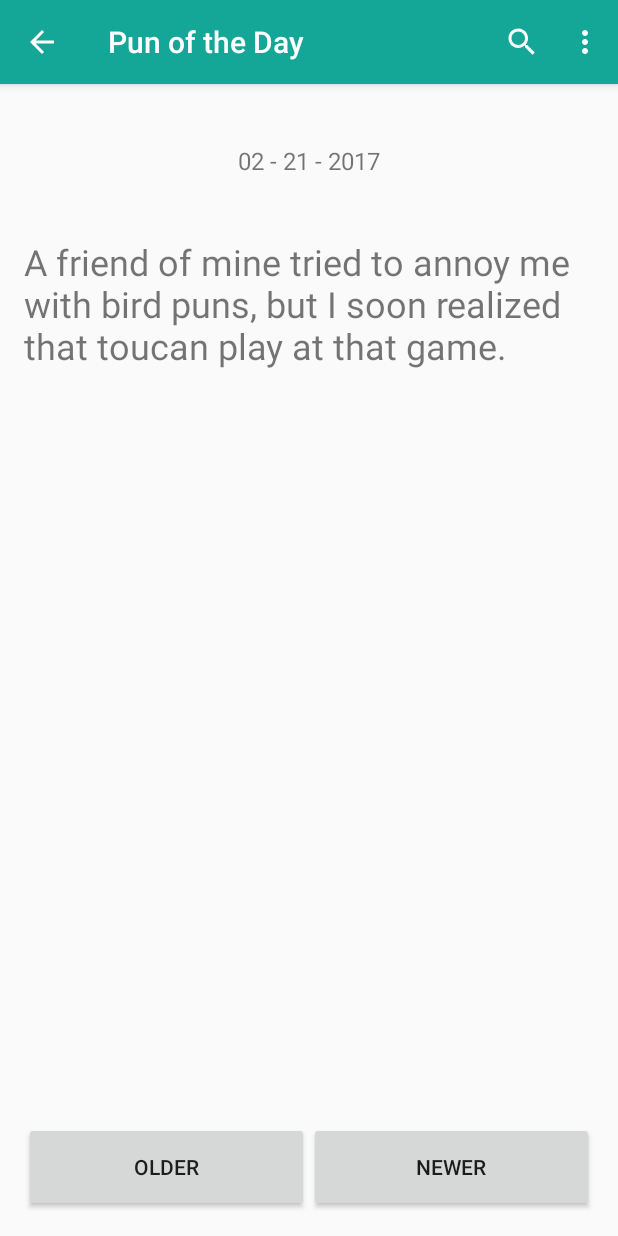
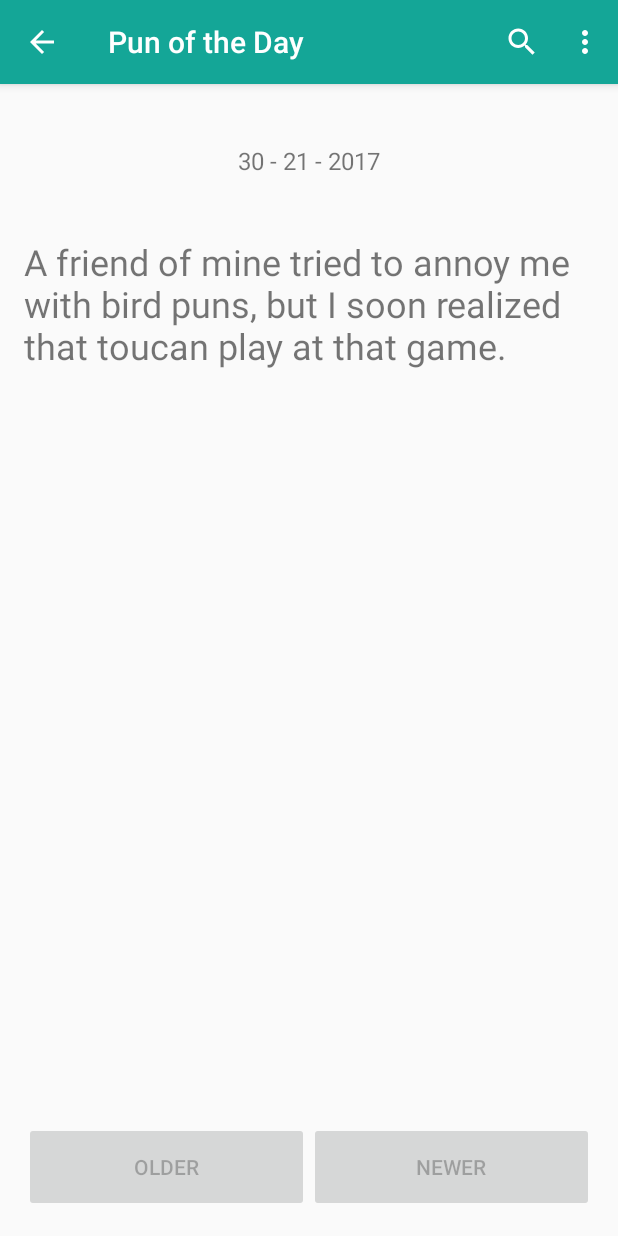
Before and after one commit to sinzianag/vanilla, an Android app: the screen it shows after launch (MainActivity), after a tap on "PUN OF THE DAY", on a phone screen of 412 x 824 dp. Run offline under Robolectric (Android 15) with nearby library versions, the phone set to English and light mode, and no system bars.

Commit message:
Navigating pun of the day - part i

```diff
--- a/app/src/main/java/me/sinziana/vanilla/PunUtils.java
+++ b/app/src/main/java/me/sinziana/vanilla/PunUtils.java
@@ -80,4 +80,9 @@ public class PunUtils {
     public static String getTodayString() {
         return new SimpleDateFormat(DATE_FORMAT).format(new Date());
     }
+
+    public String getDateWithOffset() {
+        // TODO
+        return null;
+    }
 }
--- a/app/src/main/java/me/sinziana/vanilla/screens/PunOfTheDay.java
+++ b/app/src/main/java/me/sinziana/vanilla/screens/PunOfTheDay.java
@@ -36,15 +36,20 @@ import android.widget.TextView;
 
 import java.text.SimpleDateFormat;
 import java.util.Date;
+import java.util.concurrent.TimeoutException;
 
 import me.sinziana.vanilla.DbPunStorage;
+import me.sinziana.vanilla.PunUtils;
 import me.sinziana.vanilla.R;
 
 public class PunOfTheDay extends Fragment {
 
-   public PunOfTheDay() {
+    private int _punOffset;
+    private TextView _pun;
+    private TextView _date;
 
-   }
+    private Button _olderButton;
+    private Button _newerButton;
 
     @Override
     public void onCreate(Bundle savedInstanceState) {
@@ -65,24 +70,80 @@ public class PunOfTheDay extends Fragment {
     @Override
     public View onCreateView(LayoutInflater inflater, ViewGroup container, Bundle savedInstanceState) {
 
+        _punOffset = 0;
+
         View _potd = inflater.inflate(R.layout.pun_of_the_day, container, false);
 
-        TextView _textView = (TextView) _potd.findViewById(R.id.pun);
-        TextView _date = (TextView) _potd.findViewById(R.id.date);
-        _date.setText(new SimpleDateFormat("MM - dd - yyyy").format(new Date()));
-        Button _olderButton = (Button) _potd.findViewById(R.id.older);
-        Button _newerButton = (Button) _potd.findViewById(R.id.newer);
+        _pun = (TextView) _potd.findViewById(R.id.pun);
 
-        DbPunStorage db = new DbPunStorage(this.getActivity());
-        _textView.setText(db.getPunOfTheDay());
+        _date = (TextView) _potd.findViewById(R.id.date);
+
+
+        _olderButton = (Button) _potd.findViewById(R.id.older);
+        _newerButton = (Button) _potd.findViewById(R.id.newer);
+
 
         _olderButton.setOnClickListener(new View.OnClickListener() {
             public void onClick(View v) {
-                // TODO
+                updateWithOlderPun();
             }
         });
+
+        _newerButton.setOnClickListener(new View.OnClickListener() {
+            public void onClick(View v) {
+                updateWithNewerPun();
+            }
+        });
+
+        updateUI();
 
         return _potd;
     }
 
+    private void updateUI() {
+        setCurrentPun();
+        setCurrentDate();
+        updateButtonVisibility();
+    }
+
+    private void updateWithOlderPun() {
+        _punOffset--;
+        updateUI();
+    }
+
+    private void updateWithNewerPun() {
+        _punOffset++;
+        updateUI();
+    }
+
+    private void updateButtonVisibility() {
+        if (PunUtils.daysSinceLaunch() == 0 ) {
+            _olderButton.setEnabled(false);
+        } else {
+            _olderButton.setEnabled(true);
+        }
+
+        if (_punOffset == 0) {
+            _newerButton.setEnabled(false);
+        } else {
+            _newerButton.setEnabled(true);
+        }
+    }
+
+    private void setCurrentPun() {
+        if (_punOffset == 0) {
+            DbPunStorage db = new DbPunStorage(this.getActivity());
+            _pun.setText(db.getPunOfTheDay());
+        }
+
+    }
+
+    private void setCurrentDate() {
+        if (_punOffset == 0) {
+            _date.setText(new SimpleDateFormat("mm - dd - yyyy").format(new Date()));
+        } else {
+            //PunUtils.getDateWithOffset();
+        }
+    }
+
 }
--- a/app/src/main/res/layout/pun_of_the_day.xml
+++ b/app/src/main/res/layout/pun_of_the_day.xml
@@ -36,14 +36,14 @@
         android:layout_alignParentBottom="true">
 
         <Button
-            android:text="Older"
+            android:text="@string/older"
             android:layout_width="match_parent"
             android:layout_height="60dp"
             android:layout_weight="0.5"
             android:id="@+id/older"/>
 
         <Button
-            android:text="Newer"
+            android:text="@string/newer"
             android:layout_width="match_parent"
             android:layout_height="60dp"
             android:id="@+id/newer"
--- a/app/src/main/res/values/strings.xml
+++ b/app/src/main/res/values/strings.xml
@@ -27,4 +27,7 @@
 
     <string name="favorites">Favorite Puns</string>
 
+    <string name="older">Older</string>
+    <string name="newer">Newer</string>
+
 </resources>
```
